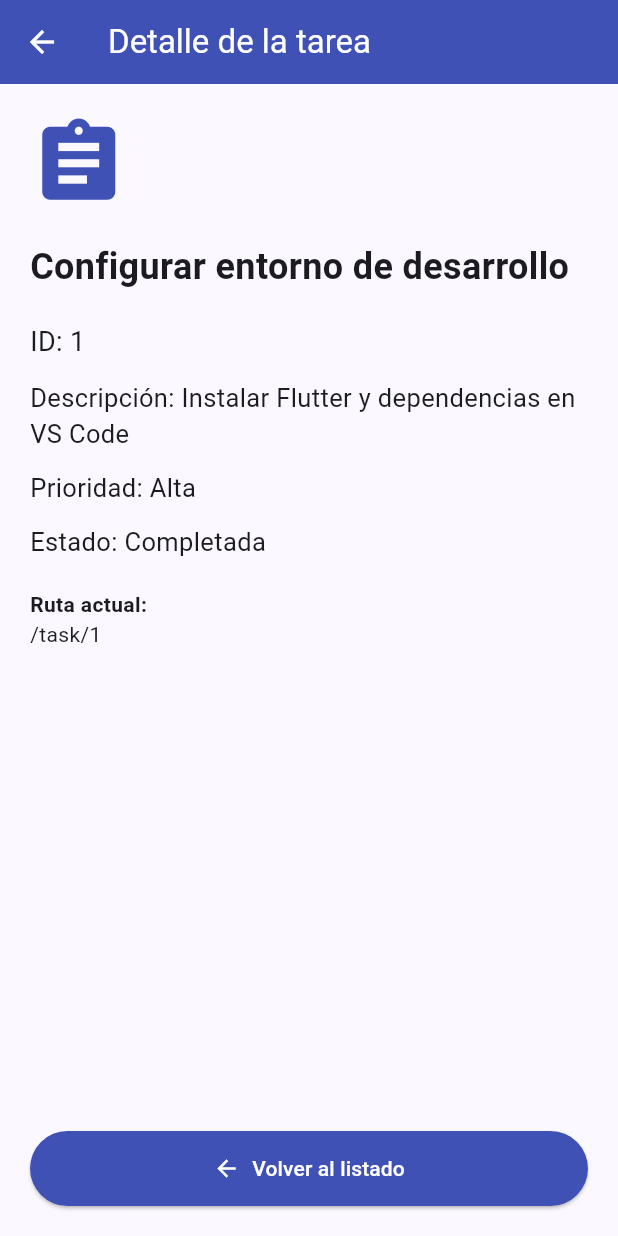
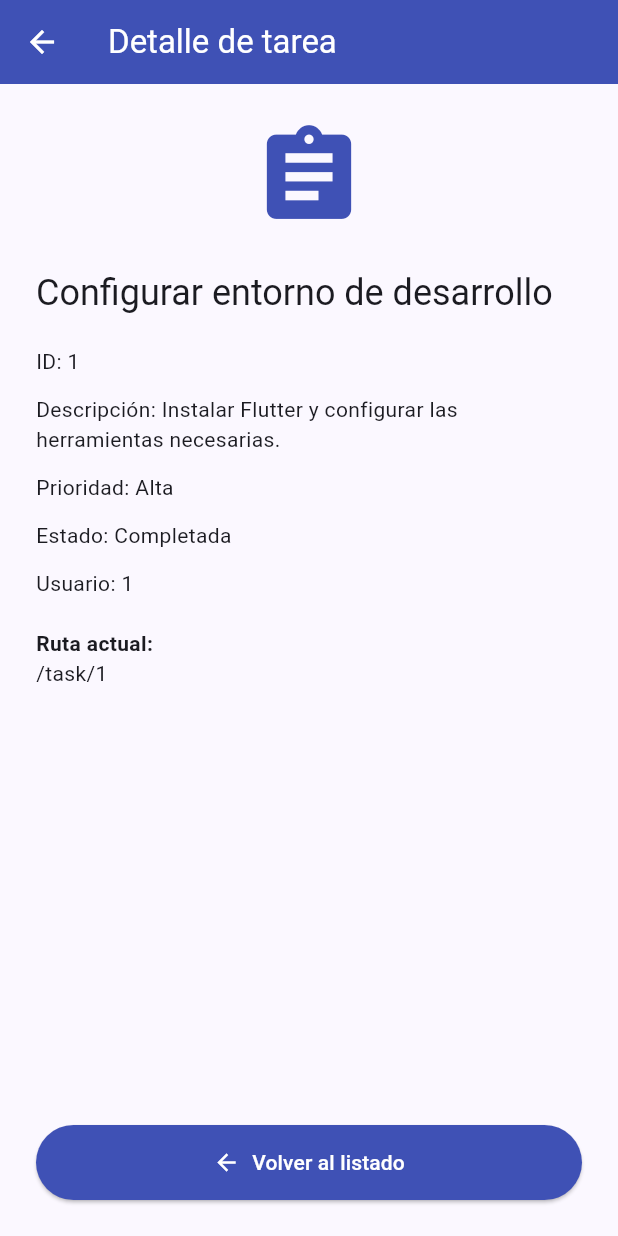
Before and after one commit to eagf123/taskflow, a Flutter app: the screen it shows after launch, after a tap on "Configurar entorno de desarrollo", on a phone screen of 412 x 824 dp. Run offline on Flutter 3.47's test engine with Material 3 defaults, Android fonts, the phone set to English and light mode, and no system bars.

Commit message:
docs: definir alcance y modelo de TaskFlow

```diff
--- /dev/null
+++ b/bin/lib/task.dart
@@ -0,0 +1,28 @@
+class Task {
+  const Task({
+    required this.id,
+    required this.title,
+    required this.description,
+    required this.priority,
+    required this.isCompleted,
+    required this.userId,
+  });
+
+  final int id;
+  final String title;
+  final String description;
+  final String priority;
+  final bool isCompleted;
+  final int userId;
+
+  factory Task.fromJson(Map<String, dynamic> json) {
+    return Task(
+      id: json['id'] as int,
+      title: json['title'] as String,
+      description: json['description'] as String,
+      priority: json['priority'] as String,
+      isCompleted: json['isCompleted'] as bool,
+      userId: json['userId'] as int,
+    );
+  }
+}
--- a/lib/main.dart
+++ b/lib/main.dart
@@ -4,13 +4,14 @@ void main() {
   runApp(const TaskFlowApp());
 }
 
-// 1. Modelo de tarea
+// 1. MODELO DE TAREA
 class Task {
   final int id;
   final String title;
   final String description;
   final String priority;
   final bool isCompleted;
+  final int userId;
 
   const Task({
     required this.id,
@@ -18,49 +19,65 @@ class Task {
     required this.description,
     required this.priority,
     required this.isCompleted,
+    required this.userId,
   });
 }
 
-// 2. Lista de tareas
-final List<Task> demoTasks = [
-  const Task(
+// 2. LISTA DE TAREAS
+const List<Task> demoTasks = [
+  Task(
     id: 1,
     title: 'Configurar entorno de desarrollo',
-    description: 'Instalar Flutter y dependencias en VS Code',
+    description: 'Instalar Flutter y configurar las herramientas necesarias.',
     priority: 'Alta',
     isCompleted: true,
+    userId: 1,
   ),
-  const Task(
+  Task(
     id: 2,
-    title: 'Diseñar la pantalla Welcome',
-    description: 'Implementar widgets con estado y Eduardo Garcia',
+    title: 'Diseñar pantalla de bienvenida',
+    description: 'Crear una interfaz atractiva para la aplicación TaskFlow.',
     priority: 'Alta',
     isCompleted: true,
+    userId: 1,
   ),
-  const Task(
+  Task(
     id: 3,
     title: 'Crear componente TaskCard',
-    description: 'Extraer ListTile con subtítulo y prioridad',
+    description: 'Diseñar tarjetas reutilizables para mostrar las tareas.',
     priority: 'Media',
     isCompleted: false,
+    userId: 1,
   ),
-  const Task(
+  Task(
     id: 4,
-    title: 'Implementar ListView.builder',
-    description: 'Mostrar la lista de tareas a demanda',
+    title: 'Implementar listado de tareas',
+    description: 'Mostrar las actividades utilizando ListView.builder.',
     priority: 'Alta',
     isCompleted: false,
+    userId: 1,
   ),
-  const Task(
+  Task(
     id: 5,
     title: 'Ejecutar control de calidad',
-    description: 'Validar análisis estático con flutter analyze',
+    description: 'Validar el proyecto utilizando flutter analyze.',
     priority: 'Baja',
     isCompleted: false,
+    userId: 1,
   ),
 ];
 
-// 3. Tarjeta de tarea
+// 3. BUSCAR TAREA POR ID
+Task? findTask(int? id) {
+  for (final task in demoTasks) {
+    if (task.id == id) {
+      return task;
+    }
+  }
+  return null;
+}
+
+// 4. TARJETA DE TAREA
 class TaskCard extends StatelessWidget {
   final Task task;
 
@@ -70,54 +87,136 @@ class TaskCard extends StatelessWidget {
   Widget build(BuildContext context) {
     return Card(
       margin: const EdgeInsets.only(bottom: 12),
+      elevation: 2,
       child: ListTile(
+        contentPadding: const EdgeInsets.all(12),
         onTap: () {
           Navigator.pushNamed(context, '/task/${task.id}');
         },
         leading: Icon(
           task.isCompleted ? Icons.check_circle : Icons.radio_button_unchecked,
-          color: task.isCompleted ? Colors.green : Colors.grey,
+          color: task.isCompleted ? Colors.green : Colors.orange,
+          size: 30,
         ),
         title: Text(
           task.title,
           style: const TextStyle(fontWeight: FontWeight.bold),
         ),
-        subtitle: Text('${task.priority} · ${task.description}'),
+        subtitle: Padding(
+          padding: const EdgeInsets.only(top: 6),
+          child: Text('Prioridad: ${task.priority}\n${task.description}'),
+        ),
         trailing: const Icon(Icons.chevron_right),
       ),
     );
   }
 }
 
-// 4. Pantalla de listado
+// 5. PANTALLA DE LISTADO
 class TaskListScreen extends StatelessWidget {
   const TaskListScreen({super.key});
 
   @override
   Widget build(BuildContext context) {
+    final completed = demoTasks.where((task) => task.isCompleted).length;
+
     return Scaffold(
       appBar: AppBar(
-        title: const Text('Mis tareas - TaskFlow'),
+        title: const Text('TaskFlow - Mis tareas'),
         centerTitle: true,
         backgroundColor: Colors.indigo,
         foregroundColor: Colors.white,
       ),
-      body: ListView.builder(
+      body: Padding(
         padding: const EdgeInsets.all(16),
+        child: Column(
+          crossAxisAlignment: CrossAxisAlignment.start,
+          children: [
+            Text(
+              '¡Hola! Bienvenido a TaskFlow',
+              style: Theme.of(context).textTheme.titleLarge,
+            ),
+            const SizedBox(height: 8),
+            Text(
+              'Organiza tus actividades y alcanza tus metas.',
+              style: Theme.of(context).textTheme.bodyMedium,
+            ),
+            const SizedBox(height: 18),
+            Card(
+              color: Colors.indigo.shade50,
+              child: Padding(
+                padding: const EdgeInsets.all(16),
+                child: Row(
+                  mainAxisAlignment: MainAxisAlignment.spaceAround,
+                  children: [
+                    Column(
+                      children: [
+                        Text(
+                          '${demoTasks.length}',
+                          style: const TextStyle(
+                            fontSize: 24,
+                            fontWeight: FontWeight.bold,
+                            color: Colors.indigo,
+                          ),
+                        ),
+                        const Text('Total'),
+                      ],
+                    ),
+                    Column(
+                      children: [
+                        Text(
+                          '$completed',
+                          style: const TextStyle(
+                            fontSize: 24,
+                            fontWeight: FontWeight.bold,
+                            color: Colors.green,
+                          ),
+                        ),
+                        const Text('Completadas'),
+                      ],
+                    ),
+                    Column(
+                      children: [
+                        Text(
+                          '${demoTasks.length - completed}',
+                          style: const TextStyle(
+                            fontSize: 24,
+                            fontWeight: FontWeight.bold,
+                            color: Colors.orange,
+                          ),
+                        ),
+                        const Text('Pendientes'),
+                      ],
+                    ),
+                  ],
+                ),
+              ),
+            ),
+            const SizedBox(height: 20),
+            const Text(
+              'Mis actividades',
+              style: TextStyle(fontSize: 20, fontWeight: FontWeight.bold),
+            ),
+            const SizedBox(height: 12),
+            Expanded(
+              child: ListView.builder(
                 itemCount: demoTasks.length,
                 itemBuilder: (context, index) {
                   final task = demoTasks[index];
-
                   return TaskCard(task: task);
                 },
+              ),
+            ),
+          ],
+        ),
       ),
     );
   }
 }
 
-// 5. Pantalla de detalle
+// 6. PANTALLA DE DETALLE
 class TaskDetailScreen extends StatelessWidget {
-  final Task task;
+  final Task? task;
 
   const TaskDetailScreen({super.key, required this.task});
 
@@ -125,61 +224,54 @@ class TaskDetailScreen extends StatelessWidget {
   Widget build(BuildContext context) {
     final currentRoute = ModalRoute.of(context)?.settings.name ?? '';
 
+    final selected = task;
+
     return Scaffold(
       appBar: AppBar(
-        title: const Text('Detalle de la tarea'),
+        title: const Text('Detalle de tarea'),
         backgroundColor: Colors.indigo,
         foregroundColor: Colors.white,
       ),
       body: Padding(
-        padding: const EdgeInsets.all(20),
-        child: Column(
+        padding: const EdgeInsets.all(24),
+        child: selected == null
+            ? const Center(child: Text('No se encontró esta tarea.'))
+            : Column(
                 crossAxisAlignment: CrossAxisAlignment.start,
                 children: [
-            const Icon(Icons.assignment, size: 65, color: Colors.indigo),
+                  const Center(
+                    child: Icon(
+                      Icons.assignment,
+                      size: 75,
+                      color: Colors.indigo,
+                    ),
+                  ),
+                  const SizedBox(height: 24),
+                  Text(
+                    selected.title,
+                    style: Theme.of(context).textTheme.headlineSmall,
+                  ),
                   const SizedBox(height: 20),
-
+                  Text('ID: ${selected.id}'),
+                  const SizedBox(height: 12),
+                  Text('Descripción: ${selected.description}'),
+                  const SizedBox(height: 12),
+                  Text('Prioridad: ${selected.priority}'),
+                  const SizedBox(height: 12),
                   Text(
-              task.title,
-              style: const TextStyle(fontSize: 24, fontWeight: FontWeight.bold),
+                    selected.isCompleted
+                        ? 'Estado: Completada'
+                        : 'Estado: Pendiente',
                   ),
-
+                  const SizedBox(height: 12),
+                  Text('Usuario: ${selected.userId}'),
                   const SizedBox(height: 20),
-
-            Text('ID: ${task.id}', style: const TextStyle(fontSize: 18)),
-
-            const SizedBox(height: 12),
-
-            Text(
-              'Descripción: ${task.description}',
-              style: const TextStyle(fontSize: 17),
-            ),
-
-            const SizedBox(height: 12),
-
-            Text(
-              'Prioridad: ${task.priority}',
-              style: const TextStyle(fontSize: 17),
-            ),
-
-            const SizedBox(height: 12),
-
-            Text(
-              'Estado: ${task.isCompleted ? "Completada" : "Pendiente"}',
-              style: const TextStyle(fontSize: 17),
-            ),
-
-            const SizedBox(height: 20),
-
                   const Text(
                     'Ruta actual:',
                     style: TextStyle(fontWeight: FontWeight.bold),
                   ),
-
                   Text(currentRoute),
-
                   const Spacer(),
-
                   SizedBox(
                     width: double.infinity,
                     child: ElevatedButton.icon(
@@ -202,7 +294,7 @@ class TaskDetailScreen extends StatelessWidget {
   }
 }
 
-// 6. Aplicación principal y configuración de rutas
+// 7. APLICACIÓN PRINCIPAL Y CONFIGURACIÓN DE RUTAS
 class TaskFlowApp extends StatelessWidget {
   const TaskFlowApp({super.key});
 
@@ -224,30 +316,21 @@ class TaskFlowApp extends StatelessWidget {
           );
         }
 
-        if (settings.name!.startsWith('/task/')) {
+        if (settings.name?.startsWith('/task/') ?? false) {
           final idText = settings.name!.split('/').last;
           final id = int.tryParse(idText);
 
-          Task? selectedTask;
-
-          for (final task in demoTasks) {
-            if (task.id == id) {
-              selectedTask = task;
-              break;
-            }
-          }
-
-          if (selectedTask != null) {
           return MaterialPageRoute(
             settings: settings,
-              builder: (context) => TaskDetailScreen(task: selectedTask!),
+            builder: (context) {
+              return TaskDetailScreen(task: findTask(id));
+            },
           );
-          }
         }
 
         return MaterialPageRoute(
           builder: (context) =>
-              const Scaffold(body: Center(child: Text('Tarea no encontrada'))),
+              const Scaffold(body: Center(child: Text('Página no encontrada'))),
         );
       },
     );
```
Also changed, not shown: bin/model_demo.dart (added, +49 -0 lines), 1 other file. Lines whose indentation alone changed are shown as unchanged.
